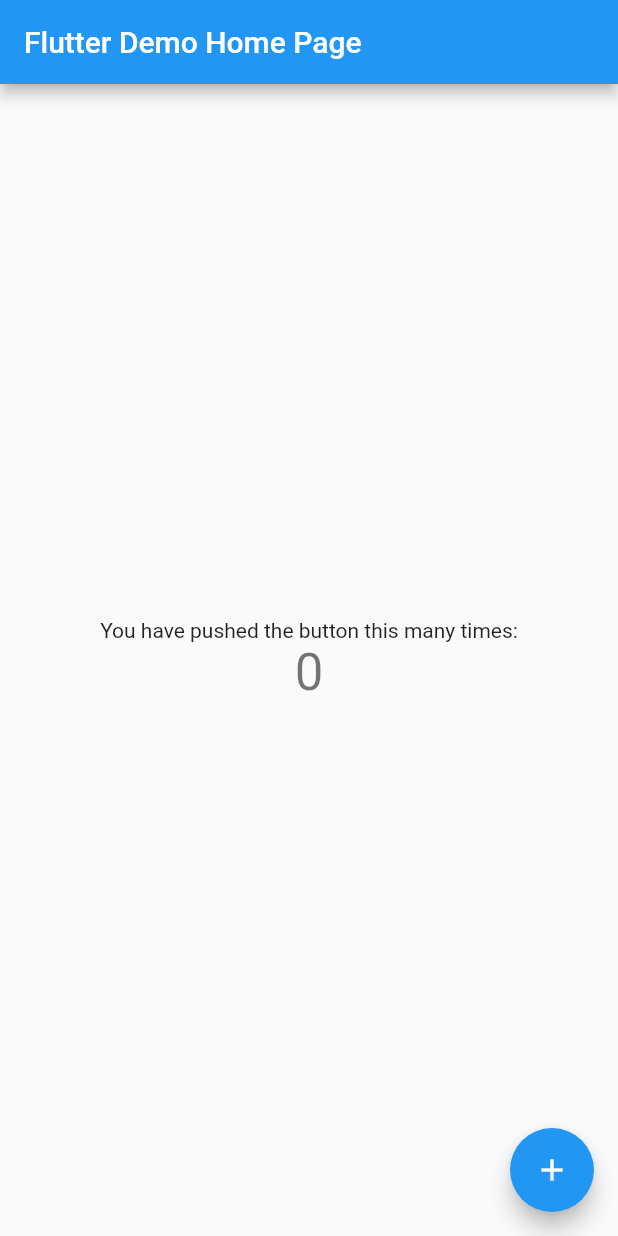
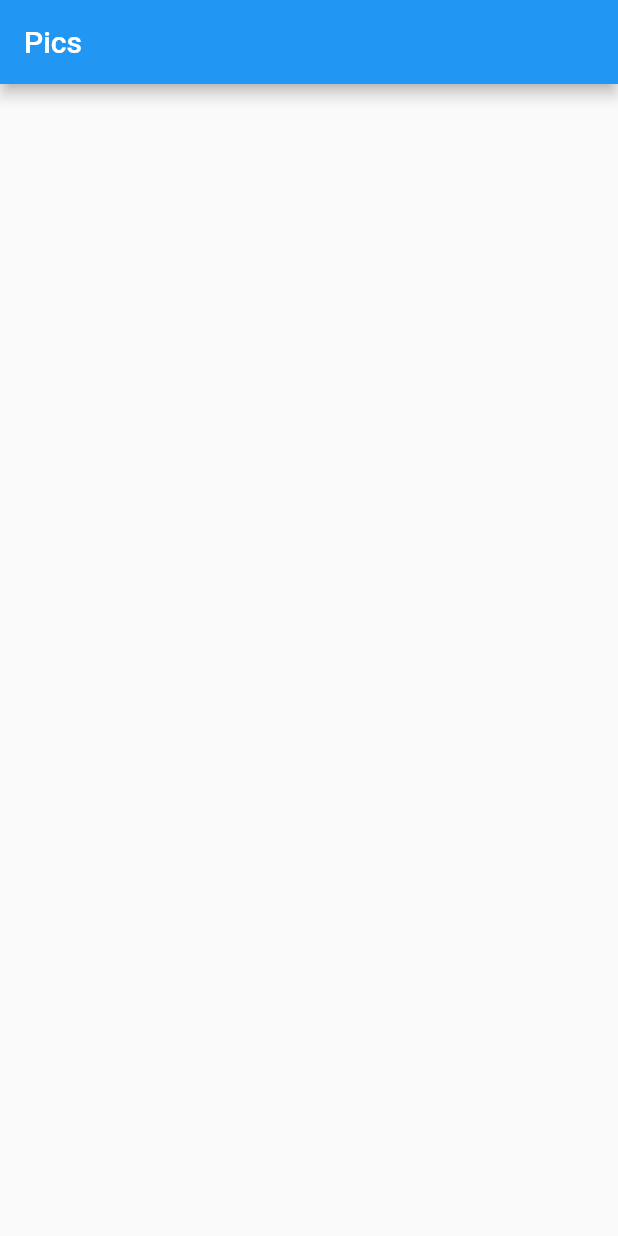
Before and after one commit to Jarkkohei/Pics, a Flutter app: the screen it shows after launch, on a phone screen of 412 x 824 dp. Run offline on Flutter 3.47's test engine with Material 2 defaults, Android fonts, the phone set to English and light mode, and no system bars.

Commit message:
Replace the example code in main.dart with a app with Scaffold- and AppBar-widgets

```diff
--- a/lib/main.dart
+++ b/lib/main.dart
@@ -1,111 +1,13 @@
 import 'package:flutter/material.dart';
 
-void main() => runApp(MyApp());
+void main() {
+  var app = MaterialApp(
+    home: Scaffold(
+      appBar: AppBar(
+        title: Text('Pics'),
+      ),
+    ),
+  );
 
-class MyApp extends StatelessWidget {
-  // This widget is the root of your application.
-  @override
-  Widget build(BuildContext context) {
-    return MaterialApp(
-      title: 'Flutter Demo',
-      theme: ThemeData(
-        // This is the theme of your application.
-        //
-        // Try running your application with "flutter run". You'll see the
-        // application has a blue toolbar. Then, without quitting the app, try
-        // changing the primarySwatch below to Colors.green and then invoke
-        // "hot reload" (press "r" in the console where you ran "flutter run",
-        // or simply save your changes to "hot reload" in a Flutter IDE).
-        // Notice that the counter didn't reset back to zero; the application
-        // is not restarted.
-        primarySwatch: Colors.blue,
-      ),
-      home: MyHomePage(title: 'Flutter Demo Home Page'),
-    );
-  }
+  runApp(app);
 }
-
-class MyHomePage extends StatefulWidget {
-  MyHomePage({Key key, this.title}) : super(key: key);
-
-  // This widget is the home page of your application. It is stateful, meaning
-  // that it has a State object (defined below) that contains fields that affect
-  // how it looks.
-
-  // This class is the configuration for the state. It holds the values (in this
-  // case the title) provided by the parent (in this case the App widget) and
-  // used by the build method of the State. Fields in a Widget subclass are
-  // always marked "final".
-
-  final String title;
-
-  @override
-  _MyHomePageState createState() => _MyHomePageState();
-}
-
-class _MyHomePageState extends State<MyHomePage> {
-  int _counter = 0;
-
-  void _incrementCounter() {
-    setState(() {
-      // This call to setState tells the Flutter framework that something has
-      // changed in this State, which causes it to rerun the build method below
-      // so that the display can reflect the updated values. If we changed
-      // _counter without calling setState(), then the build method would not be
-      // called again, and so nothing would appear to happen.
-      _counter++;
-    });
-  }
-
-  @override
-  Widget build(BuildContext context) {
-    // This method is rerun every time setState is called, for instance as done
-    // by the _incrementCounter method above.
-    //
-    // The Flutter framework has been optimized to make rerunning build methods
-    // fast, so that you can just rebuild anything that needs updating rather
-    // than having to individually change instances of widgets.
-    return Scaffold(
-      appBar: AppBar(
-        // Here we take the value from the MyHomePage object that was created by
-        // the App.build method, and use it to set our appbar title.
-        title: Text(widget.title),
-      ),
-      body: Center(
-        // Center is a layout widget. It takes a single child and positions it
-        // in the middle of the parent.
-        child: Column(
-          // Column is also layout widget. It takes a list of children and
-          // arranges them vertically. By default, it sizes itself to fit its
-          // children horizontally, and tries to be as tall as its parent.
-          //
-          // Invoke "debug painting" (press "p" in the console, choose the
-          // "Toggle Debug Paint" action from the Flutter Inspector in Android
-          // Studio, or the "Toggle Debug Paint" command in Visual Studio Code)
-          // to see the wireframe for each widget.
-          //
-          // Column has various properties to control how it sizes itself and
-          // how it positions its children. Here we use mainAxisAlignment to
-          // center the children vertically; the main axis here is the vertical
-          // axis because Columns are vertical (the cross axis would be
-          // horizontal).
-          mainAxisAlignment: MainAxisAlignment.center,
-          children: <Widget>[
-            Text(
-              'You have pushed the button this many times:',
-            ),
-            Text(
-              '$_counter',
-              style: Theme.of(context).textTheme.display1,
-            ),
-          ],
-        ),
-      ),
-      floatingActionButton: FloatingActionButton(
-        onPressed: _incrementCounter,
-        tooltip: 'Increment',
-        child: Icon(Icons.add),
-      ), // This trailing comma makes auto-formatting nicer for build methods.
-    );
-  }
-}
```
